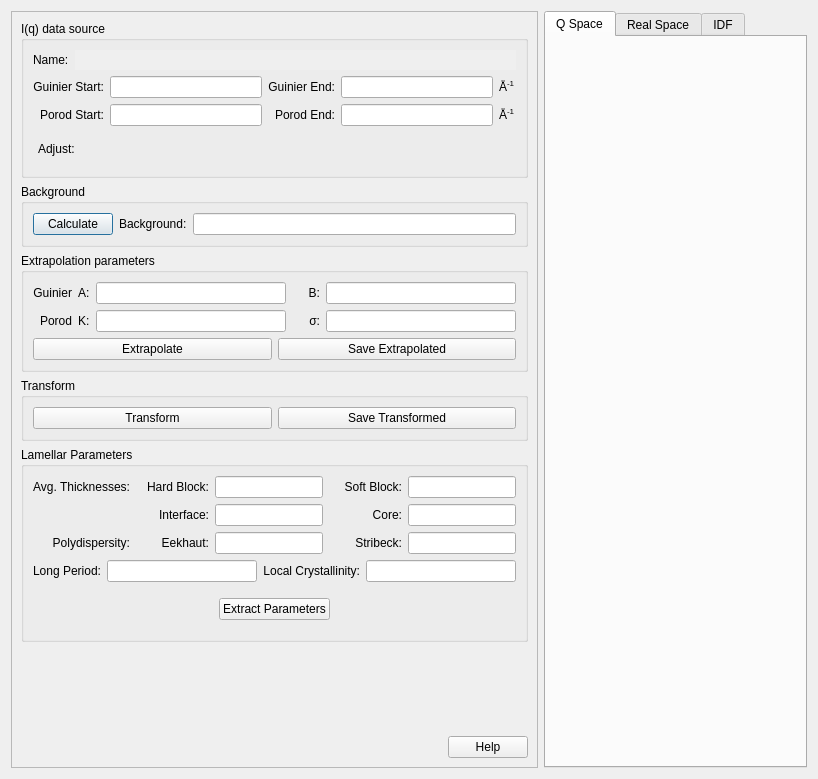
Above: src/sas/qtgui/Perspectives/Corfunc/UI/CorfuncPanel.ui from SasView/sasview before the change. Below: the same form after it.
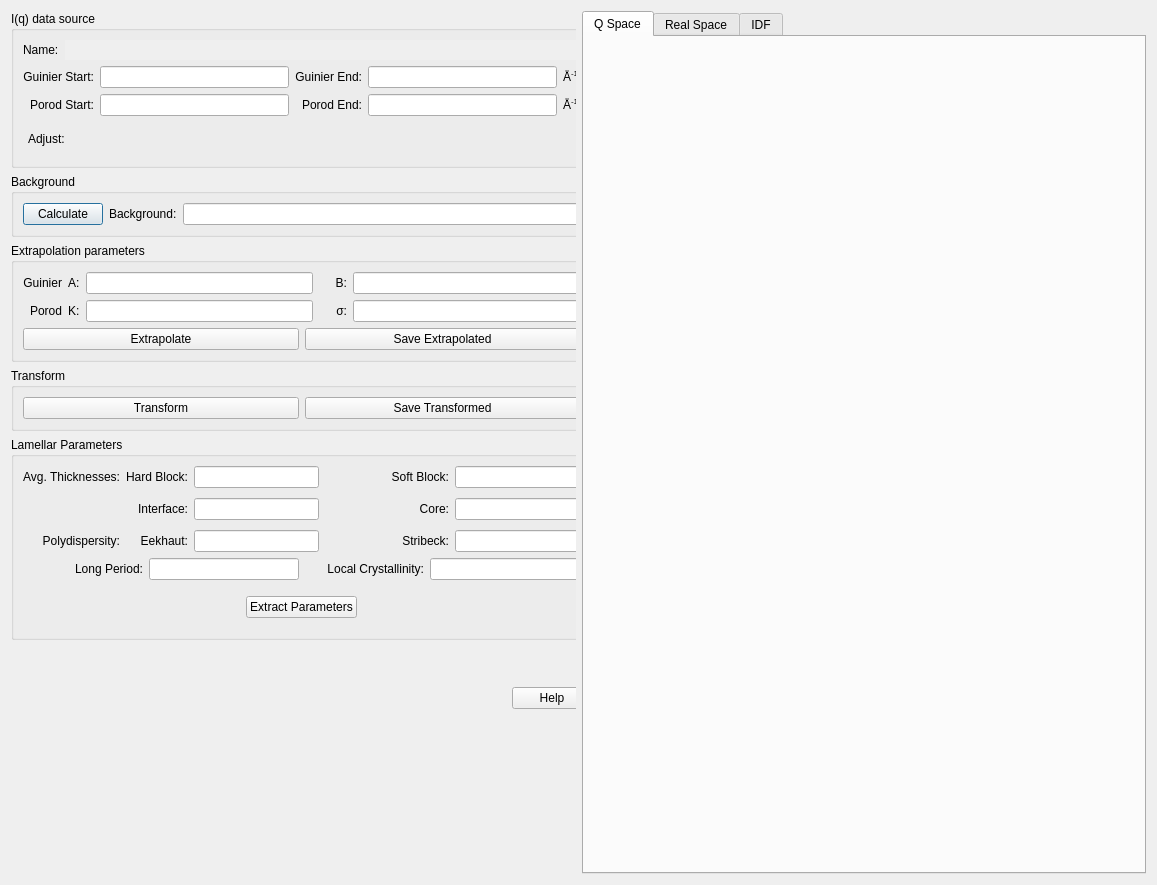
That is the form after the change.

Commit message: Added scroll bar to corfunc window

Patch:
```diff
--- a/src/sas/qtgui/Perspectives/Corfunc/UI/CorfuncPanel.ui
+++ b/src/sas/qtgui/Perspectives/Corfunc/UI/CorfuncPanel.ui
@@ -6,8 +6,8 @@
    <rect>
     <x>0</x>
     <y>0</y>
-    <width>818</width>
-    <height>779</height>
+    <width>1157</width>
+    <height>885</height>
    </rect>
   </property>
   <property name="sizePolicy">
@@ -21,20 +21,71 @@
   </property>
   <layout class="QHBoxLayout" name="mainLayout">
    <item>
-    <widget class="QFrame" name="controlFrame">
-     <property name="sizePolicy">
-      <sizepolicy hsizetype="Fixed" vsizetype="MinimumExpanding">
-       <horstretch>0</horstretch>
-       <verstretch>0</verstretch>
-      </sizepolicy>
-     </property>
+    <widget class="QScrollArea" name="scrollArea">
      <property name="frameShape">
-      <enum>QFrame::StyledPanel</enum>
+      <enum>QFrame::NoFrame</enum>
      </property>
      <property name="frameShadow">
-      <enum>QFrame::Raised</enum>
+      <enum>QFrame::Plain</enum>
+     </property>
+     <property name="verticalScrollBarPolicy">
+      <enum>Qt::ScrollBarAsNeeded</enum>
+     </property>
+     <property name="horizontalScrollBarPolicy">
+      <enum>Qt::ScrollBarAlwaysOff</enum>
+     </property>
+     <property name="widgetResizable">
+      <bool>true</bool>
+     </property>
+     <widget class="QWidget" name="scrollAreaWidgetContents">
+      <property name="geometry">
+       <rect>
+        <x>0</x>
+        <y>0</y>
+        <width>581</width>
+        <height>863</height>
+       </rect>
+      </property>
+      <layout class="QVBoxLayout" name="verticalLayout">
+       <property name="leftMargin">
+        <number>0</number>
+       </property>
+       <property name="topMargin">
+        <number>0</number>
+       </property>
+       <property name="rightMargin">
+        <number>0</number>
+       </property>
+       <property name="bottomMargin">
+        <number>0</number>
+       </property>
+       <item>
+        <widget class="QWidget" name="controlWidget" native="true">
+         <property name="sizePolicy">
+          <sizepolicy hsizetype="Fixed" vsizetype="Fixed">
+           <horstretch>0</horstretch>
+           <verstretch>0</verstretch>
+          </sizepolicy>
+         </property>
+         <property name="minimumSize">
+          <size>
+           <width>581</width>
+           <height>0</height>
+          </size>
      </property>
      <layout class="QVBoxLayout" name="verticalLayout_2">
+          <property name="leftMargin">
+           <number>0</number>
+          </property>
+          <property name="topMargin">
+           <number>0</number>
+          </property>
+          <property name="rightMargin">
+           <number>0</number>
+          </property>
+          <property name="bottomMargin">
+           <number>0</number>
+          </property>
       <item>
        <layout class="QVBoxLayout" name="verticalLayout_3">
         <property name="sizeConstraint">
@@ -452,11 +503,23 @@
           <layout class="QGridLayout" name="gridLayout_3">
            <item row="0" column="0">
             <layout class="QGridLayout" name="gridLayout_8">
+                 <property name="sizeConstraint">
+                  <enum>QLayout::SetDefaultConstraint</enum>
+                 </property>
              <property name="bottomMargin">
               <number>0</number>
              </property>
+                 <property name="verticalSpacing">
+                  <number>10</number>
+                 </property>
              <item row="2" column="3">
               <widget class="QLabel" name="label_13">
+                   <property name="sizePolicy">
+                    <sizepolicy hsizetype="Minimum" vsizetype="Fixed">
+                     <horstretch>0</horstretch>
+                     <verstretch>0</verstretch>
+                    </sizepolicy>
+                   </property>
                <property name="text">
                 <string>Stribeck:</string>
                </property>
@@ -486,6 +549,12 @@
              </item>
              <item row="2" column="1">
               <widget class="QLabel" name="label_12">
+                   <property name="sizePolicy">
+                    <sizepolicy hsizetype="Minimum" vsizetype="Fixed">
+                     <horstretch>0</horstretch>
+                     <verstretch>0</verstretch>
+                    </sizepolicy>
+                   </property>
                <property name="text">
                 <string>Eekhaut:</string>
                </property>
@@ -500,7 +569,7 @@
              <item row="0" column="1">
               <widget class="QLabel" name="label_16">
                <property name="sizePolicy">
-                <sizepolicy hsizetype="MinimumExpanding" vsizetype="MinimumExpanding">
+                    <sizepolicy hsizetype="Minimum" vsizetype="Fixed">
                  <horstretch>0</horstretch>
                  <verstretch>0</verstretch>
                 </sizepolicy>
@@ -521,6 +590,12 @@
              </item>
              <item row="0" column="0">
               <widget class="QLabel" name="label_4">
+                   <property name="sizePolicy">
+                    <sizepolicy hsizetype="Minimum" vsizetype="Fixed">
+                     <horstretch>0</horstretch>
+                     <verstretch>0</verstretch>
+                    </sizepolicy>
+                   </property>
                <property name="text">
                 <string>Avg. Thicknesses:</string>
                </property>
@@ -532,7 +607,7 @@
              <item row="0" column="3">
               <widget class="QLabel" name="label_2">
                <property name="sizePolicy">
-                <sizepolicy hsizetype="MinimumExpanding" vsizetype="MinimumExpanding">
+                    <sizepolicy hsizetype="MinimumExpanding" vsizetype="Fixed">
                  <horstretch>0</horstretch>
                  <verstretch>0</verstretch>
                 </sizepolicy>
@@ -569,6 +644,12 @@
              </item>
              <item row="2" column="0">
               <widget class="QLabel" name="label_5">
+                   <property name="sizePolicy">
+                    <sizepolicy hsizetype="Minimum" vsizetype="Fixed">
+                     <horstretch>0</horstretch>
+                     <verstretch>0</verstretch>
+                    </sizepolicy>
+                   </property>
                <property name="text">
                 <string>Polydispersity:</string>
                </property>
@@ -580,7 +661,7 @@
              <item row="1" column="1">
               <widget class="QLabel" name="label_15">
                <property name="sizePolicy">
-                <sizepolicy hsizetype="MinimumExpanding" vsizetype="MinimumExpanding">
+                    <sizepolicy hsizetype="Minimum" vsizetype="Fixed">
                  <horstretch>0</horstretch>
                  <verstretch>0</verstretch>
                 </sizepolicy>
@@ -602,7 +683,7 @@
              <item row="1" column="3">
               <widget class="QLabel" name="label_17">
                <property name="sizePolicy">
-                <sizepolicy hsizetype="MinimumExpanding" vsizetype="MinimumExpanding">
+                    <sizepolicy hsizetype="MinimumExpanding" vsizetype="Fixed">
                  <horstretch>0</horstretch>
                  <verstretch>0</verstretch>
                 </sizepolicy>
@@ -787,6 +868,19 @@
           </layout>
          </widget>
         </item>
+            <item>
+             <spacer name="verticalSpacer_3">
+              <property name="orientation">
+               <enum>Qt::Vertical</enum>
+              </property>
+              <property name="sizeHint" stdset="0">
+               <size>
+                <width>20</width>
+                <height>40</height>
+               </size>
+              </property>
+             </spacer>
+            </item>
         <item>
          <spacer name="verticalSpacer">
           <property name="orientation">
@@ -827,6 +921,23 @@
        </layout>
       </item>
      </layout>
+        </widget>
+       </item>
+       <item>
+        <spacer name="verticalSpacer_2">
+         <property name="orientation">
+          <enum>Qt::Vertical</enum>
+         </property>
+         <property name="sizeHint" stdset="0">
+          <size>
+           <width>20</width>
+           <height>40</height>
+          </size>
+         </property>
+        </spacer>
+       </item>
+      </layout>
+     </widget>
     </widget>
    </item>
    <item>
```
Left out of the diff: 2 changed lines with no effect on the pictures. Lines whose indentation alone changed are shown as unchanged. The commit also changes 1 other file.
